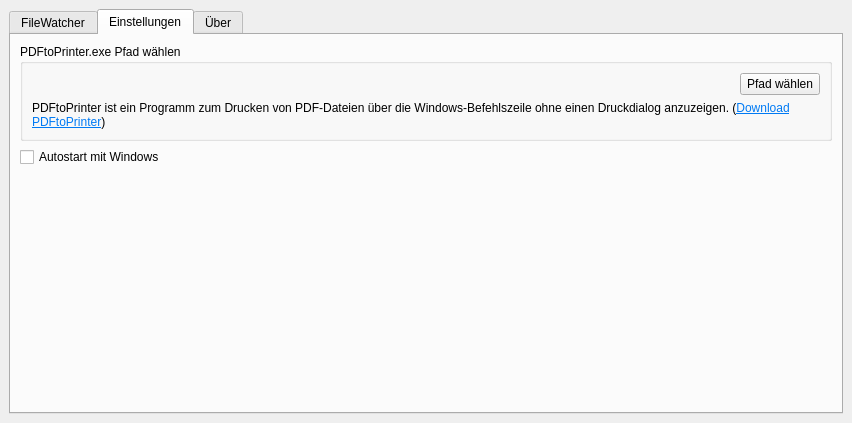
Qt form mainwindow.ui (MisterPascal/QFileWatcher) before a commit.
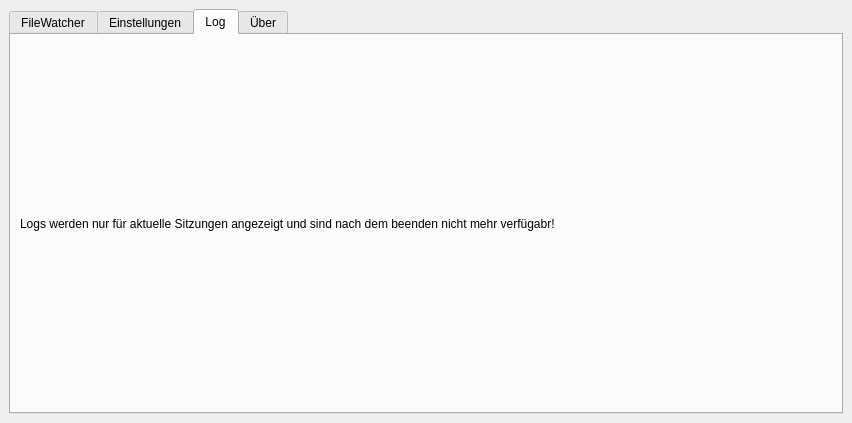
The same form after that commit.

Commit message: improve print queue and add debug

Patch:
```diff
--- a/mainwindow.ui
+++ b/mainwindow.ui
@@ -21,7 +21,7 @@
        <enum>Qt::WheelFocus</enum>
       </property>
       <property name="currentIndex">
-       <number>1</number>
+       <number>2</number>
       </property>
       <widget class="QWidget" name="tab">
        <attribute name="title">
@@ -145,13 +145,34 @@
         </item>
        </layout>
       </widget>
+      <widget class="QWidget" name="tab_4">
+       <attribute name="title">
+        <string>Log</string>
+       </attribute>
+       <layout class="QVBoxLayout" name="verticalLayout_8">
+        <item>
+         <layout class="QVBoxLayout" name="verticalLayout_debug">
+          <item>
+           <widget class="QLabel" name="label">
+            <property name="text">
+             <string>Logs werden nur für aktuelle Sitzungen angezeigt und sind nach dem beenden nicht mehr verfügabr!</string>
+            </property>
+            <property name="wordWrap">
+             <bool>true</bool>
+            </property>
+           </widget>
+          </item>
+         </layout>
+        </item>
+       </layout>
+      </widget>
       <widget class="QWidget" name="tab_3">
        <attribute name="title">
         <string>Über</string>
        </attribute>
        <layout class="QVBoxLayout" name="verticalLayout_5">
         <item>
-         <widget class="QLabel" name="label">
+         <widget class="QLabel" name="label_info">
           <property name="text">
            <string>&lt;html&gt;&lt;head/&gt;&lt;body&gt;&lt;p&gt;Fragen? Lizenz? Source Code? &lt;/p&gt;&lt;p&gt;&lt;a href=&quot;https://github.com/passi1995/QFileWatcher&quot;&gt;&lt;span style=&quot; text-decoration: underline; color:#007af4;&quot;&gt;QFileWatcher GitHub&lt;/span&gt;&lt;/a&gt;&lt;/p&gt;&lt;/body&gt;&lt;/html&gt;</string>
           </property>
```
The commit also changes 5 other files.
